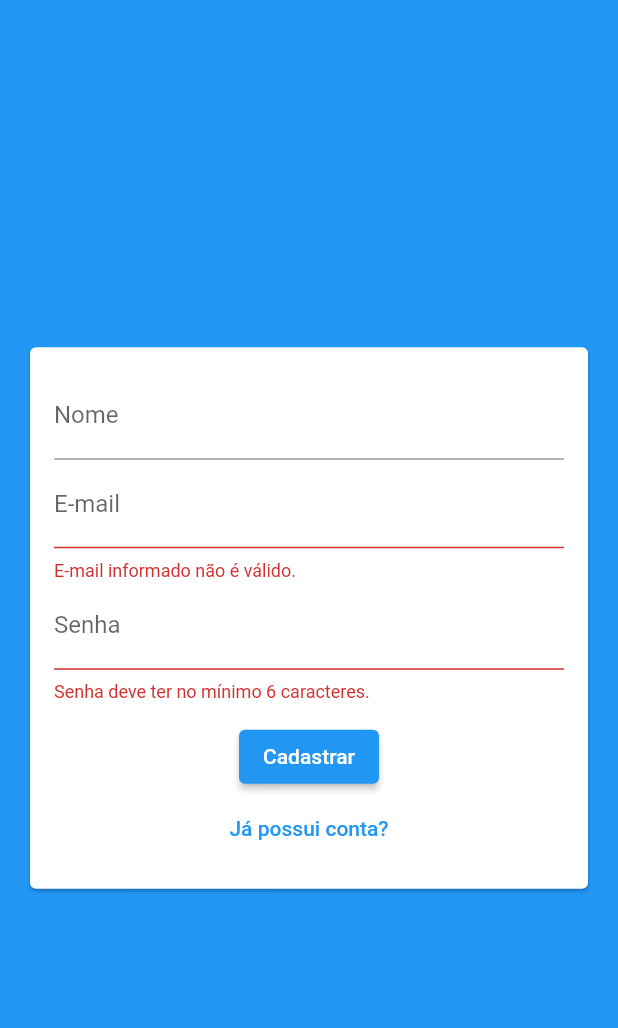
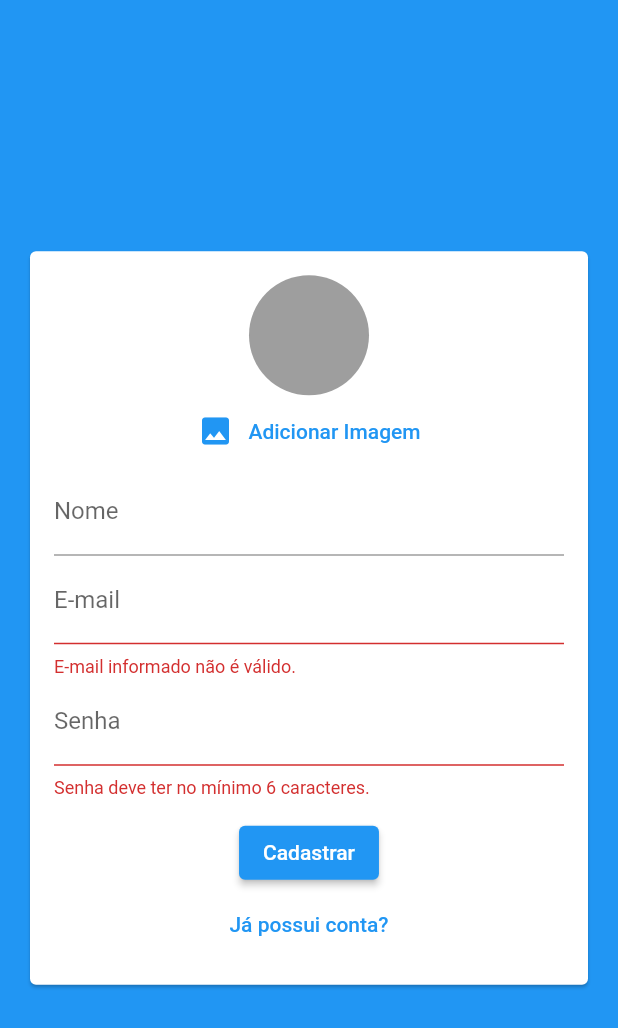
Before and after one commit to portelaoliveira/chat, a Flutter app: the screen it shows after launch, after a tap on "Entrar", after a tap on "Criar uma nova conta?", on a phone screen of 412 x 824 dp. Shown: the top 1028 px of the screen. Run offline on Flutter 3.47's test engine with Material 2 defaults, Android fonts, the phone set to English and light mode, and no system bars; our stand-ins replace image_picker.

Commit message:
Auth Page#6.

```diff
--- a/lib/components/auth_form.dart
+++ b/lib/components/auth_form.dart
@@ -1,3 +1,6 @@
+import 'dart:io';
+
+import 'package:chat/components/user_image_picker.dart';
 import 'package:chat/models/auth_form_data.dart';
 import 'package:flutter/material.dart';
 
@@ -14,9 +17,26 @@ class _AuthFormState extends State<AuthForm> {
   final _formKey = GlobalKey<FormState>();
   final _formData = AuthFormData();
 
+  void _handleImagePicker(File image) {
+    _formData.image = image;
+  }
+
+  void _showError(String msg) {
+    ScaffoldMessenger.of(context).showSnackBar(
+      SnackBar(
+        content: Text(msg),
+        backgroundColor: Theme.of(context).errorColor,
+      ),
+    );
+  }
+
   void _submit() {
     final isValid = _formKey.currentState?.validate() ?? false;
     if (!isValid) return;
+
+    if (_formData.image == null && _formData.isSignup) {
+      return _showError('Imagem não selecionada!');
+    }
 
     widget.onSubmit(_formData);
   }
@@ -31,6 +51,10 @@ class _AuthFormState extends State<AuthForm> {
           key: _formKey,
           child: Column(
             children: [
+              if (_formData.isSignup)
+                UserImagePicker(
+                  onImagePick: _handleImagePicker,
+                ),
               if (_formData.isSignup)
                 TextFormField(
                   key: const ValueKey('name'),
--- /dev/null
+++ b/lib/components/user_image_picker.dart
@@ -0,0 +1,63 @@
+import 'dart:io';
+
+import 'package:flutter/material.dart';
+import 'package:image_picker/image_picker.dart';
+
+class UserImagePicker extends StatefulWidget {
+  final void Function(File image) onImagePick;
+
+  const UserImagePicker({super.key, required this.onImagePick});
+
+  @override
+  State<UserImagePicker> createState() => _UserImagePickerState();
+}
+
+class _UserImagePickerState extends State<UserImagePicker> {
+  File? _image;
+
+  Future<void> _pickImage() async {
+    final picker = ImagePicker();
+    final pickedImage = await picker.pickImage(
+      source: ImageSource.gallery,
+      imageQuality: 50,
+      maxWidth: 150,
+    );
+
+    if (pickedImage != null) {
+      setState(() {
+        _image = File(pickedImage.path);
+      });
+
+      widget.onImagePick(_image!);
+    }
+  }
+
+  @override
+  Widget build(BuildContext context) {
+    return Column(
+      children: [
+        CircleAvatar(
+          radius: 40,
+          backgroundColor: Colors.grey,
+          backgroundImage: _image != null ? FileImage(_image!) : null,
+        ),
+        TextButton(
+          onPressed: _pickImage,
+          child: Row(
+            mainAxisAlignment: MainAxisAlignment.center,
+            children: [
+              Icon(
+                Icons.image,
+                color: Theme.of(context).primaryColor,
+              ),
+              const SizedBox(
+                width: 10,
+              ),
+              const Text('Adicionar Imagem'),
+            ],
+          ),
+        ),
+      ],
+    );
+  }
+}
--- a/pubspec.yaml
+++ b/pubspec.yaml
@@ -20,7 +20,7 @@ publish_to: "none" # Remove this line if you wish to publish to pub.dev
 version: 1.0.0+1
 
 environment:
-  sdk: ">=2.18.6 <3.0.0"
+  sdk: ">=2.18.0 <3.0.0"
 
 # Dependencies specify other packages that your package needs in order to work.
 # To automatically upgrade your package dependencies to the latest versions
@@ -35,7 +35,7 @@ dependencies:
   # The following adds the Cupertino Icons font to your application.
   # Use with the CupertinoIcons class for iOS style icons.
   cupertino_icons: ^1.0.2
-  image_picker: ^0.8.7
+  image_picker: ^0.8.5+3
 
 dev_dependencies:
   flutter_test:
```
Also changed, not shown: pubspec.lock, 1 other file.
